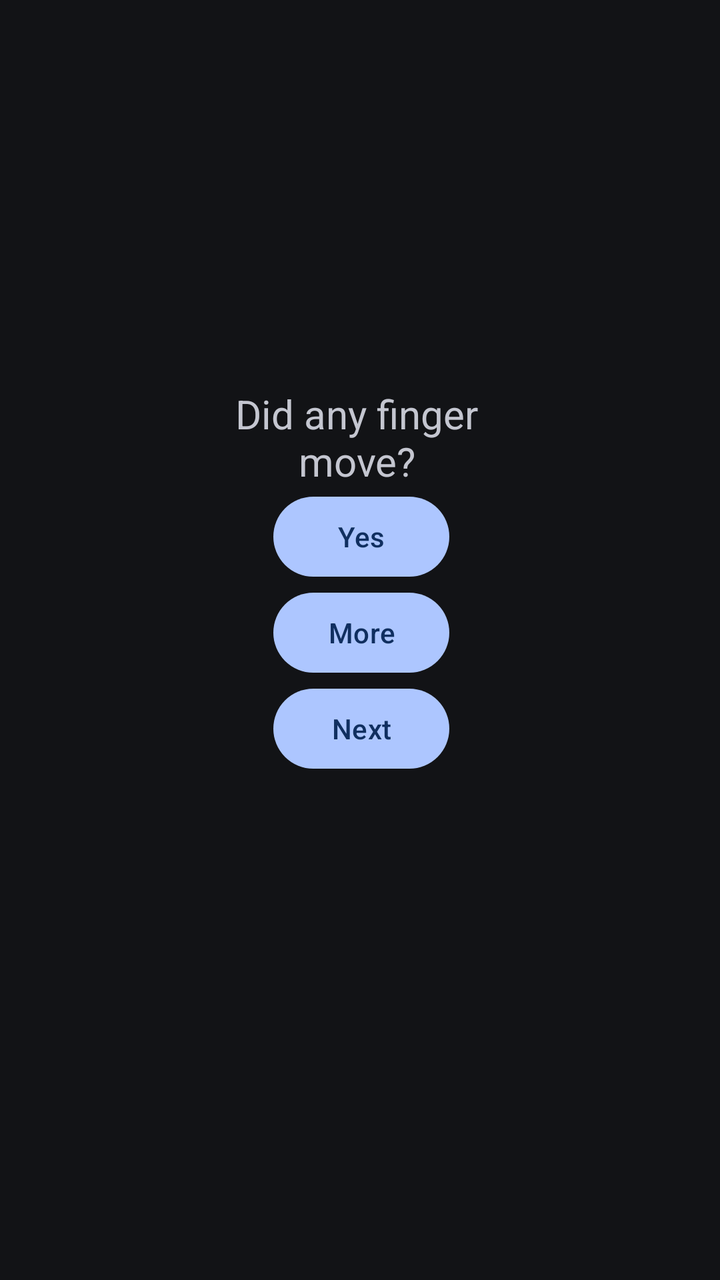
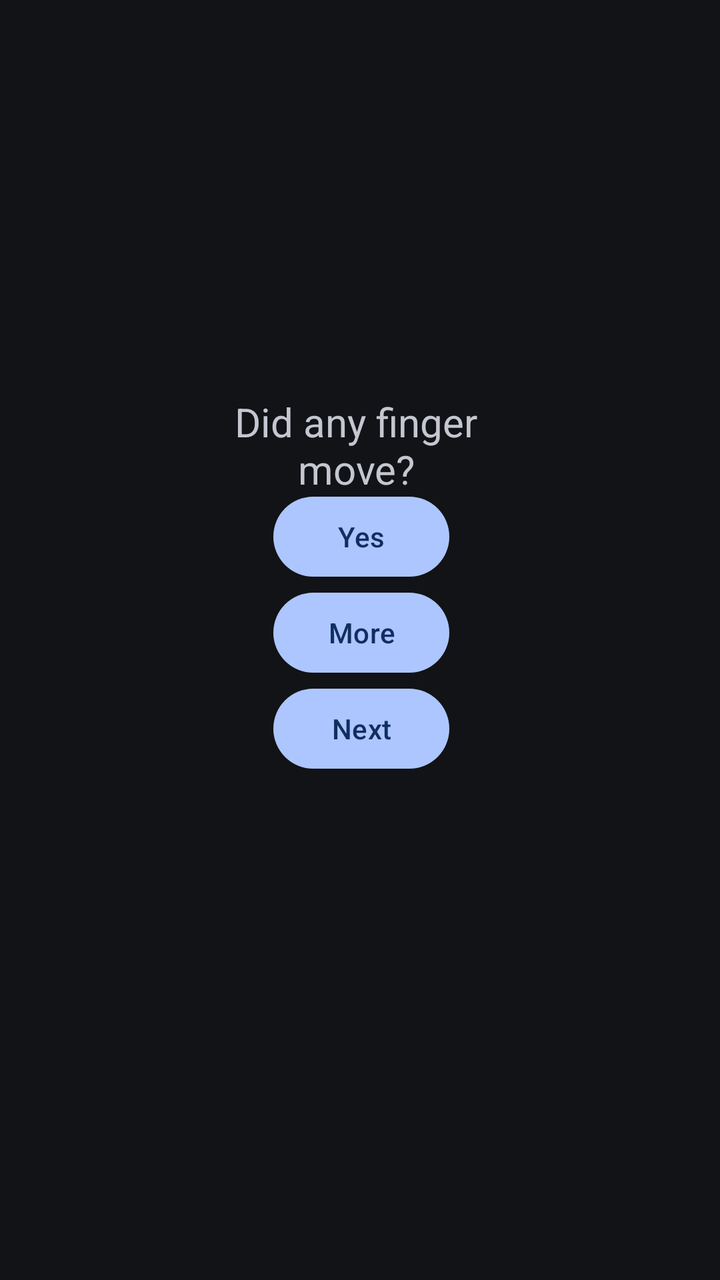

Compare the two renders of this Android layout. The source of the first and the diff that turns it into the second are given below.
<!-- AndroidManifest.xml: activity theme Theme.Material3.DynamicColors.Dark -->
<!-- res/layout/activity_start_calib.xml -->
<?xml version="1.0" encoding="utf-8"?>
<androidx.constraintlayout.widget.ConstraintLayout xmlns:android="http://schemas.android.com/apk/res/android"
    xmlns:app="http://schemas.android.com/apk/res-auto"
    xmlns:tools="http://schemas.android.com/tools"
    android:layout_width="match_parent"
    android:layout_height="match_parent"
    tools:context=".startCalibActivity">

    <Button
        android:id="@+id/yesButton"
        android:layout_width="wrap_content"
        android:layout_height="wrap_content"
        android:text="Yes"
        app:layout_constraintBottom_toBottomOf="parent"
        app:layout_constraintEnd_toEndOf="parent"
        app:layout_constraintHorizontal_bias="0.503"
        app:layout_constraintStart_toStartOf="parent"
        app:layout_constraintTop_toTopOf="parent"
        app:layout_constraintVertical_bias="0.413" />

    <Button
        android:id="@+id/nextButton"
        android:layout_width="wrap_content"
        android:layout_height="wrap_content"
        android:text="Next"
        app:layout_constraintBottom_toBottomOf="parent"
        app:layout_constraintEnd_toEndOf="parent"
        app:layout_constraintHorizontal_bias="0.503"
        app:layout_constraintStart_toStartOf="parent"
        app:layout_constraintTop_toBottomOf="@+id/moreButton"
        app:layout_constraintVertical_bias="0.0" />

    <Button
        android:id="@+id/moreButton"
        android:layout_width="wrap_content"
        android:layout_height="wrap_content"
        android:text="More"
        app:layout_constraintBottom_toBottomOf="parent"
        app:layout_constraintEnd_toEndOf="parent"
        app:layout_constraintHorizontal_bias="0.503"
        app:layout_constraintStart_toStartOf="parent"
        app:layout_constraintTop_toBottomOf="@+id/yesButton"
        app:layout_constraintVertical_bias="0.0" />

    <TextView
        android:id="@+id/question"
        android:layout_width="170dp"
        android:layout_height="51dp"
        android:text="Did any finger move?"
        android:textAlignment="center"
        android:textSize="20sp"
        app:layout_constraintBottom_toTopOf="@+id/yesButton"
        app:layout_constraintEnd_toEndOf="parent"
        app:layout_constraintHorizontal_bias="0.491"
        app:layout_constraintStart_toStartOf="parent"
        app:layout_constraintTop_toTopOf="parent"
        app:layout_constraintVertical_bias="1.0" />

</androidx.constraintlayout.widget.ConstraintLayout>
<!-- resources referenced by this layout -->
<resources>

</resources>

<!-- the commit's change to res/layout/activity_start_calib.xml (unified diff, before → after) -->
@@ -44,8 +44,8 @@
 
     <TextView
         android:id="@+id/question"
-        android:layout_width="170dp"
-        android:layout_height="51dp"
+        android:layout_width="128dp"
+        android:layout_height="47dp"
         android:text="Did any finger move?"
         android:textAlignment="center"
         android:textSize="20sp"
